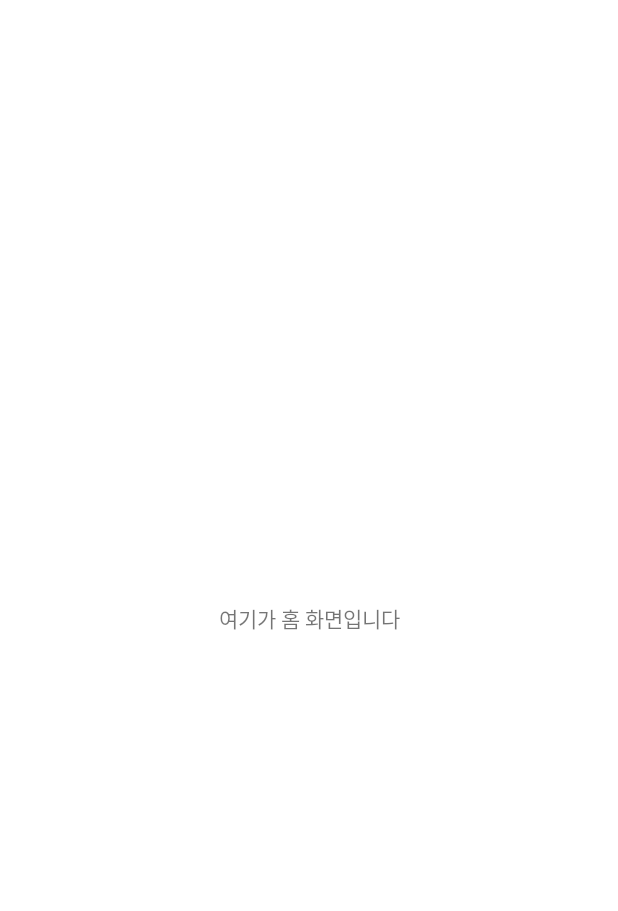
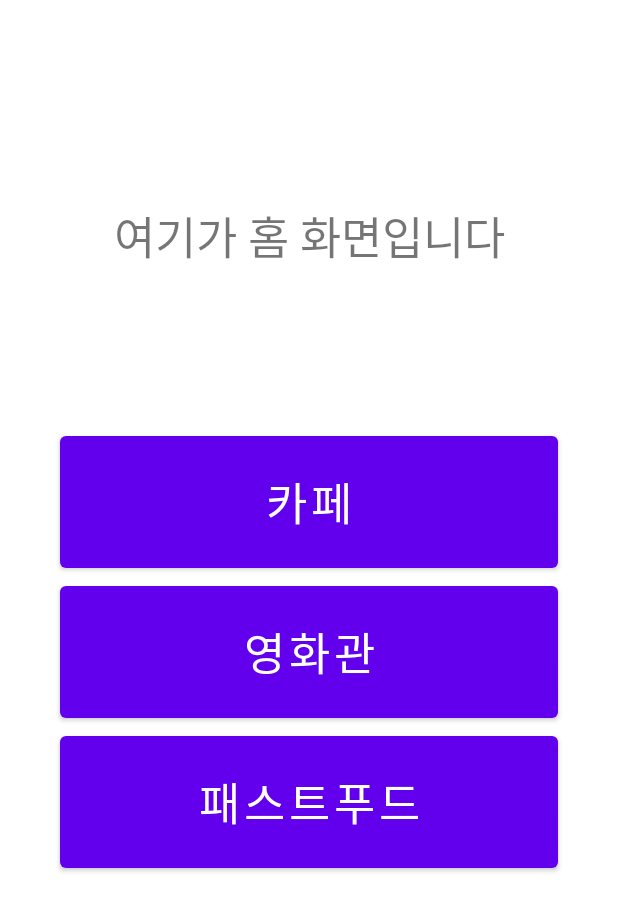
Before and after one commit to arty0928/Dream_Android, an Android app: the MainActivity screen opened directly, with no data from a screen before it, on a phone screen of 412 x 824 dp. Before the commit the part shown is almost empty. Shown: the top 911 px of the screen. Run offline under Robolectric (Android 15) with nearby library versions, the phone set to English and light mode, and no system bars.

Commit message:
Main setting

```diff
--- a/app/build.gradle
+++ b/app/build.gradle
@@ -6,6 +6,10 @@ plugins {
 android {
     namespace 'com.example.hyoja'
     compileSdk 33
+
+    viewBinding{
+        enable true
+    }
 
     defaultConfig {
         applicationId "com.example.hyoja"
--- a/app/src/main/AndroidManifest.xml
+++ b/app/src/main/AndroidManifest.xml
@@ -11,6 +11,9 @@
         android:supportsRtl="true"
         android:theme="@style/Theme.HyoJa"
         tools:targetApi="31">
+        <activity
+            android:name=".cinema.CinemaHomeActivity"
+            android:exported="false" />
         <activity
             android:name=".common.MainActivity"
             android:exported="false" />
--- a/app/src/main/java/com/example/hyoja/common/MainActivity.kt
+++ b/app/src/main/java/com/example/hyoja/common/MainActivity.kt
@@ -5,15 +5,23 @@ import android.os.Bundle
 import android.widget.Toast
 import androidx.core.app.ActivityCompat
 import com.example.hyoja.R
+import com.example.hyoja.common.util.CommonUi
+import com.example.hyoja.databinding.ActivityMainBinding
 
 class MainActivity : AppCompatActivity() {
-    var backPressedTime: Long = 0
+    var backPressedTime: Long = 0 // 뒤로가기 2번 클릭을 위한 변수선언
+    private lateinit var binding :ActivityMainBinding
+    val common = CommonUi()
 
     override fun onCreate(savedInstanceState: Bundle?) {
         super.onCreate(savedInstanceState)
-        setContentView(R.layout.activity_main)
+        binding = ActivityMainBinding.inflate(layoutInflater)
+        setContentView(binding.root)
+        val view = this
 
-
+        binding.cinemaButton.setOnClickListener{
+            common.goToCinema(view)
+        }
     }
 
     // 뒤로가기 버튼을 눌렀을 때 로직
--- a/app/src/main/java/com/example/hyoja/common/util/ViewModel.kt
+++ b/app/src/main/java/com/example/hyoja/common/util/ViewModel.kt
@@ -1,6 +1,8 @@
 package com.example.hyoja.common.util
 
-// 화면 컨트롤을 위한 싱글톤 클래스
+import androidx.lifecycle.ViewModel
 
-class ViewModel { // 싱글톤에 넣을 데이터는 차차 같이 생각
+// 화면 컨트롤을 위한 뷰모델
+
+class HyojaViewModel: ViewModel() { // 뷰모델에 넣을 데이터나 메소드는 차차 같이 생각
 }
--- a/app/src/main/res/layout/activity_main.xml
+++ b/app/src/main/res/layout/activity_main.xml
@@ -5,14 +5,57 @@
     android:layout_width="match_parent"
     android:layout_height="match_parent"
     tools:context=".common.MainActivity">
+    <LinearLayout
+        android:padding="30dp"
+        android:layout_width="match_parent"
+        android:layout_height="match_parent"
+        android:orientation="vertical"
+        android:gravity="center">
 
-    <TextView
-        android:layout_width="wrap_content"
-        android:layout_height="wrap_content"
-        android:text="여기가 홈 화면입니다"
-        app:layout_constraintBottom_toBottomOf="parent"
-        app:layout_constraintEnd_toEndOf="parent"
-        app:layout_constraintStart_toStartOf="parent"
-        app:layout_constraintTop_toTopOf="parent" />
+        <LinearLayout
+            android:gravity="center"
+            android:layout_weight="2"
+            android:orientation="vertical"
+            android:layout_width="match_parent"
+            android:layout_height="match_parent">
+            <TextView
+                android:textSize="30dp"
+                android:textAlignment="center"
+                android:layout_width="match_parent"
+                android:layout_height="wrap_content"
+                android:text="여기가 홈 화면입니다" />
+        </LinearLayout>
+
+        <LinearLayout
+            android:gravity="top"
+            android:layout_weight="1"
+            android:orientation="vertical"
+            android:layout_width="match_parent"
+            android:layout_height="match_parent">
+            <Button
+                android:id="@+id/cafe_button"
+                android:textSize="30dp"
+                android:text="카페"
+                android:layout_marginHorizontal="10dp"
+                android:layout_width="match_parent"
+                android:layout_height="100dp"/>
+            <Button
+                android:id="@+id/cinema_button"
+                android:textSize="30dp"
+                android:text="영화관"
+                android:layout_marginHorizontal="10dp"
+                android:layout_width="match_parent"
+                android:layout_height="100dp"/>
+            <Button
+                android:id="@+id/fastfood_button"
+                android:textSize="30dp"
+                android:text="패스트푸드"
+                android:layout_marginHorizontal="10dp"
+                android:layout_width="match_parent"
+                android:layout_height="100dp"/>
+        </LinearLayout>
+    </LinearLayout>
+
+
 
 </androidx.constraintlayout.widget.ConstraintLayout>
```
Also changed, not shown: app/src/main/java/com/example/hyoja/cinema/CinemaHomeActivity.kt (added, +15 -0 lines), app/src/main/java/com/example/hyoja/common/util/CommonUi.kt (+7 -0 lines), app/src/main/res/layout/activity_cinema_home.xml (added, +9 -0 lines).
